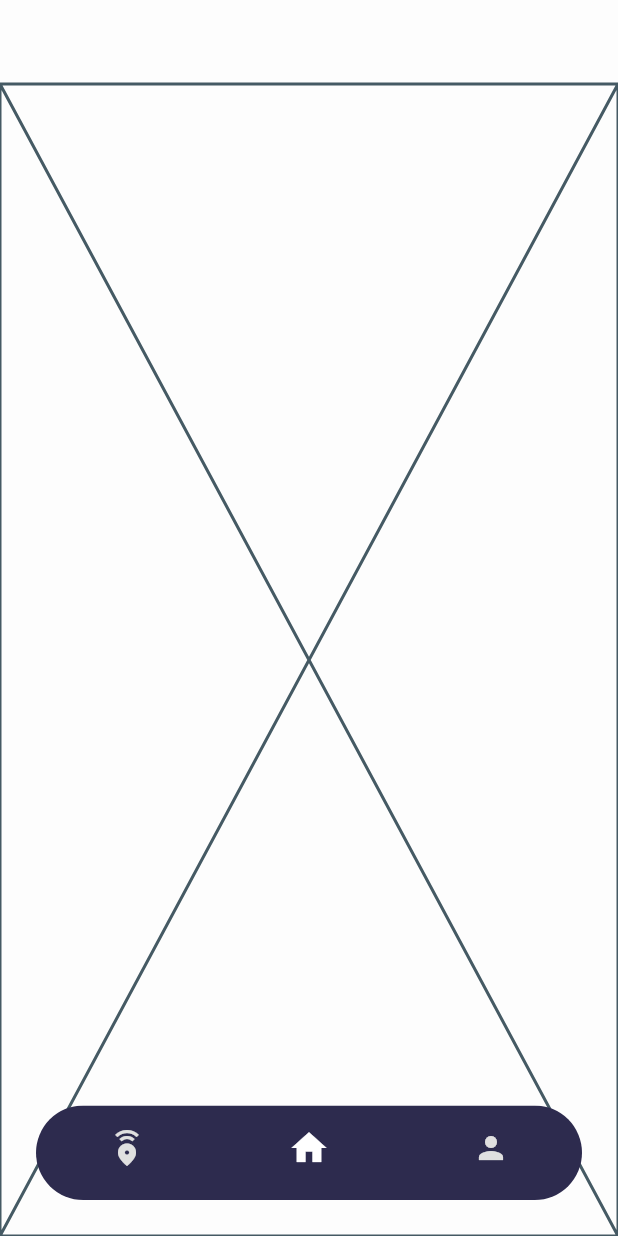
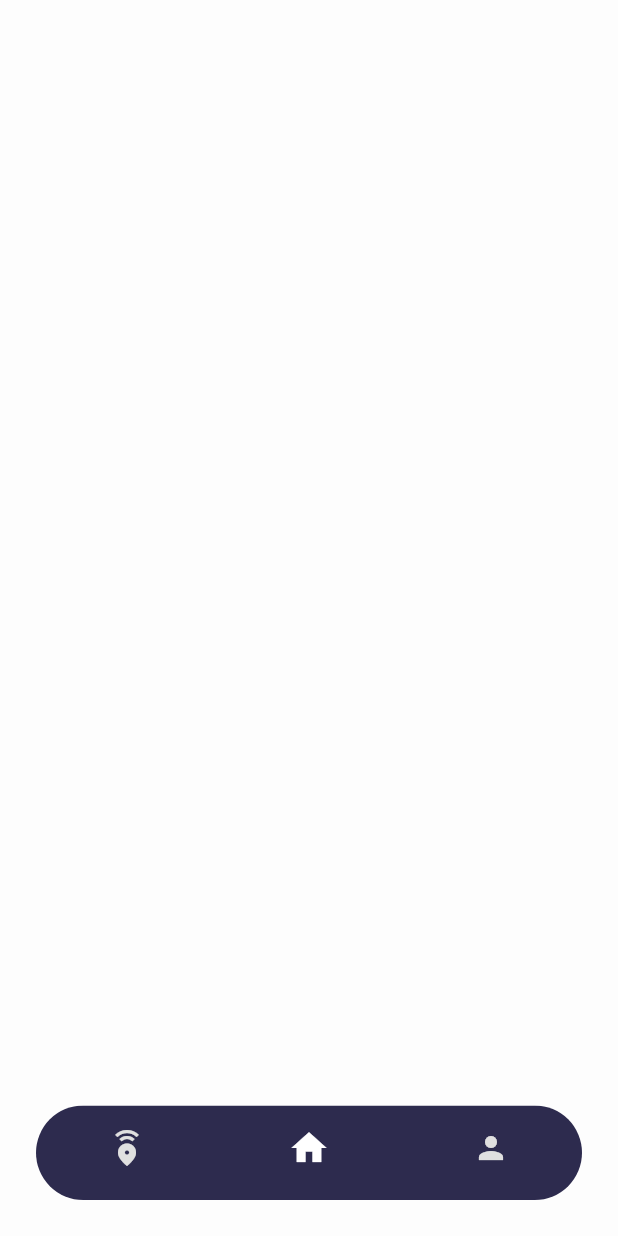
Before and after one commit to nasseryazgi/Betweener, a Flutter app: the MainAppView screen opened by its route, on a phone screen of 412 x 824 dp. Run offline on Flutter 3.47's test engine with Material 2 defaults, Android fonts, the phone set to English and light mode, and no system bars; our stand-ins replace flutter_svg, font_awesome_flutter.

Commit message:
my first commit

```diff
--- a/lib/features/home/home_view.dart
+++ b/lib/features/home/home_view.dart
@@ -6,6 +6,8 @@ class HomeView extends StatelessWidget {
 
   @override
   Widget build(BuildContext context) {
-    return const Placeholder();
+    return  Container(
+
+    );
   }
 }
```
Also changed, not shown: pubspec.lock.
